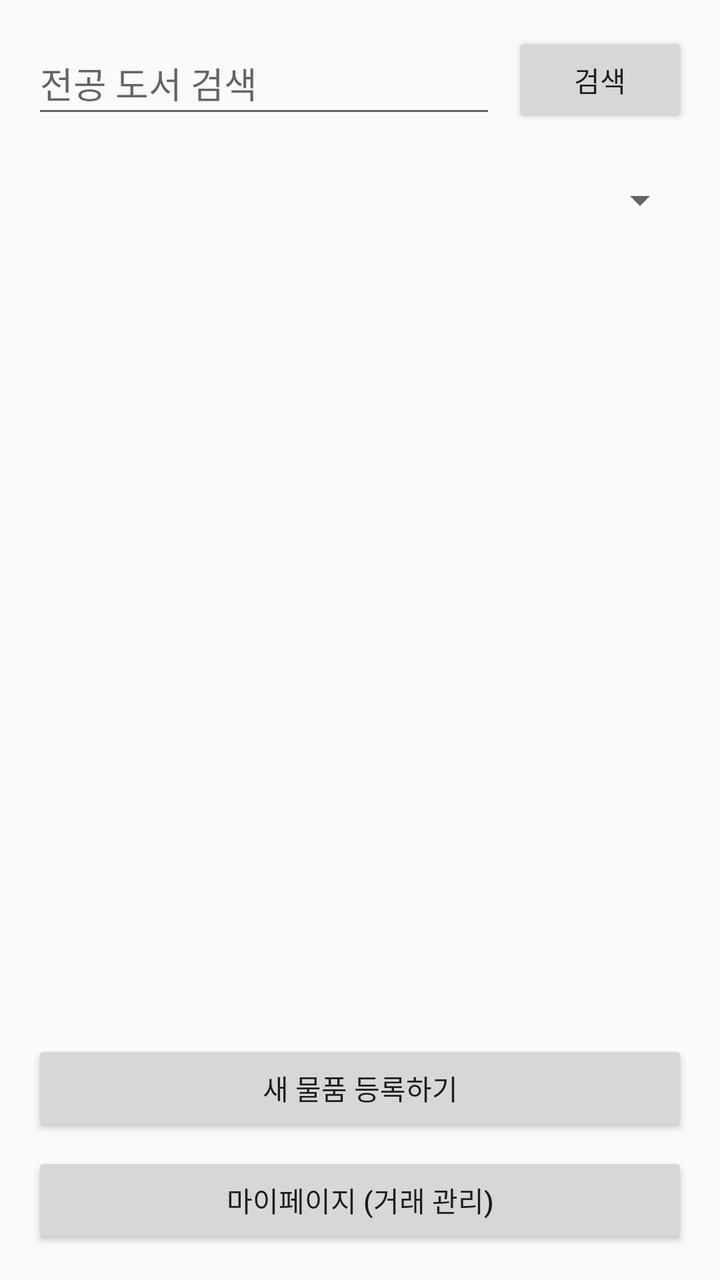
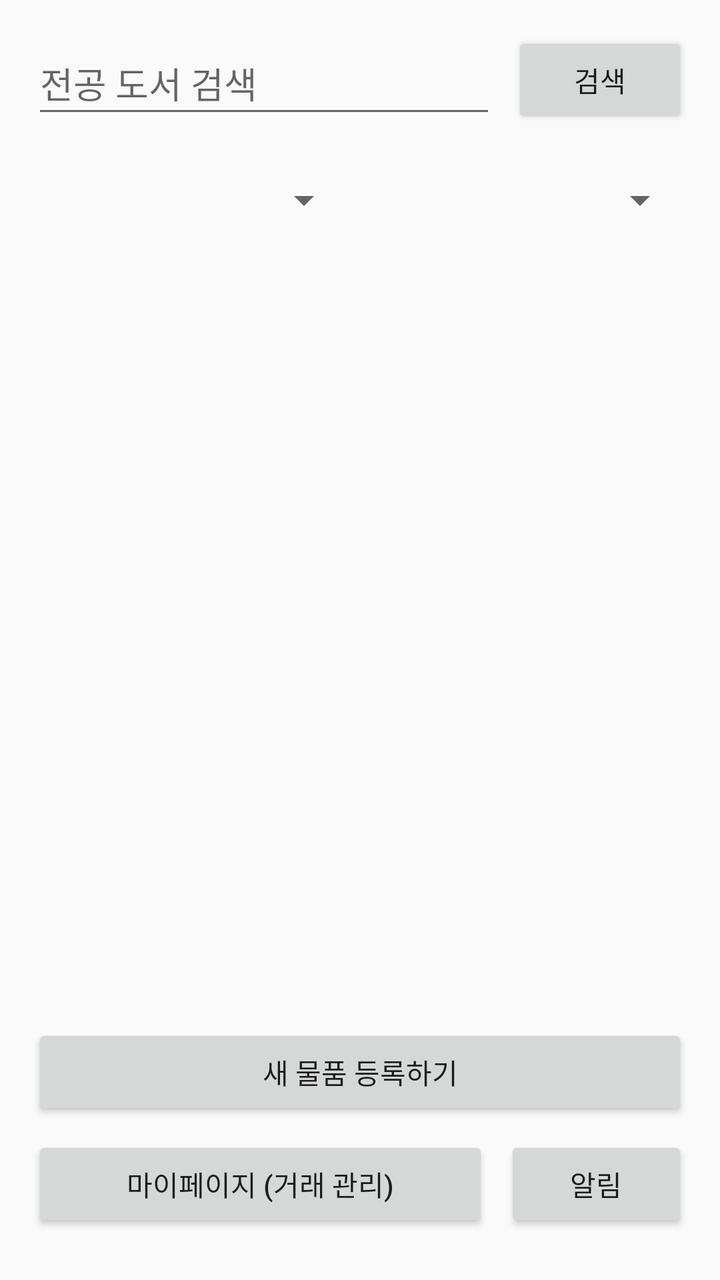

The first picture is an Android layout as it rendered before a commit; the second is the same layout after the commit. The layout source and the unified diff follow.
<!-- AndroidManifest.xml: application theme Theme.AppCompat.Light.NoActionBar -->
<!-- res/layout/activity_main_window.xml -->
<?xml version="1.0" encoding="utf-8"?>
<LinearLayout xmlns:android="http://schemas.android.com/apk/res/android"
    android:layout_width="match_parent"
    android:layout_height="match_parent"
    android:orientation="vertical"
    android:padding="16dp">

    <LinearLayout
        android:layout_width="match_parent"
        android:layout_height="wrap_content"
        android:orientation="horizontal"
        android:layout_marginBottom="12dp"
        android:gravity="center_vertical">

        <EditText
            android:id="@+id/etSearch"
            android:layout_width="0dp"
            android:layout_height="wrap_content"
            android:layout_weight="1"
            android:minHeight="48dp"
            android:hint="전공 도서 검색"
            android:inputType="text"
            android:autofillHints="none"/>

        <Button
            android:id="@+id/btnSearch"
            android:layout_width="wrap_content"
            android:layout_height="wrap_content"
            android:minHeight="48dp"
            android:text="검색"
            android:layout_marginStart="8dp"/>
    </LinearLayout>

    <Spinner
        android:id="@+id/spinnerCategory"
        android:layout_width="match_parent"
        android:layout_height="wrap_content"
        android:minHeight="48dp"
        android:layout_marginBottom="16dp"/>

    <androidx.recyclerview.widget.RecyclerView
        android:id="@+id/recyclerViewItems"
        android:layout_width="match_parent"
        android:layout_height="0dp"
        android:layout_weight="1"
        android:layout_marginBottom="16dp"/>

    <Button
        android:id="@+id/btnGoToRegister"
        android:layout_width="match_parent"
        android:layout_height="wrap_content"
        android:minHeight="48dp"
        android:layout_marginBottom="8dp"
        android:text="새 물품 등록하기"/>

    <Button
        android:id="@+id/btnMyPage"
        android:layout_width="match_parent"
        android:layout_height="wrap_content"
        android:minHeight="48dp"
        android:text="마이페이지 (거래 관리)"/>

    <Button
        android:id="@+id/btnAdmin"
        android:layout_width="match_parent"
        android:layout_height="wrap_content"
        android:minHeight="48dp"
        android:layout_marginTop="8dp"
        android:text="관리자 대시보드"
        android:backgroundTint="#D32F2F"
        android:visibility="gone"/>

</LinearLayout>
<!-- resources referenced by this layout -->
<resources>

</resources>

<!-- the commit's change to res/layout/activity_main_window.xml (unified diff, before → after) -->
@@ -31,12 +31,27 @@
             android:layout_marginStart="8dp"/>
     </LinearLayout>
 
-    <Spinner
-        android:id="@+id/spinnerCategory"
+    <LinearLayout
         android:layout_width="match_parent"
         android:layout_height="wrap_content"
-        android:minHeight="48dp"
-        android:layout_marginBottom="16dp"/>
+        android:orientation="horizontal"
+        android:layout_marginBottom="16dp">
+
+        <Spinner
+            android:id="@+id/spinnerCategory"
+            android:layout_width="0dp"
+            android:layout_height="wrap_content"
+            android:layout_weight="1"
+            android:minHeight="48dp" />
+
+        <Spinner
+            android:id="@+id/spinnerTransType"
+            android:layout_width="0dp"
+            android:layout_height="wrap_content"
+            android:layout_weight="1"
+            android:minHeight="48dp"
+            android:layout_marginStart="8dp" />
+    </LinearLayout>
 
     <androidx.recyclerview.widget.RecyclerView
         android:id="@+id/recyclerViewItems"
@@ -53,12 +68,29 @@
         android:layout_marginBottom="8dp"
         android:text="새 물품 등록하기"/>
 
-    <Button
-        android:id="@+id/btnMyPage"
+    <LinearLayout
         android:layout_width="match_parent"
         android:layout_height="wrap_content"
-        android:minHeight="48dp"
-        android:text="마이페이지 (거래 관리)"/>
+        android:orientation="horizontal"
+        android:layout_marginBottom="8dp">
+
+        <Button
+            android:id="@+id/btnMyPage"
+            android:layout_width="0dp"
+            android:layout_weight="3"
+            android:layout_height="wrap_content"
+            android:minHeight="48dp"
+            android:text="마이페이지 (거래 관리)"/>
+
+        <Button
+            android:id="@+id/btnNotifications"
+            android:layout_width="0dp"
+            android:layout_weight="1.2"
+            android:layout_height="wrap_content"
+            android:minHeight="48dp"
+            android:text="알림"
+            android:layout_marginStart="8dp"/>
+    </LinearLayout>
 
     <Button
         android:id="@+id/btnAdmin"
